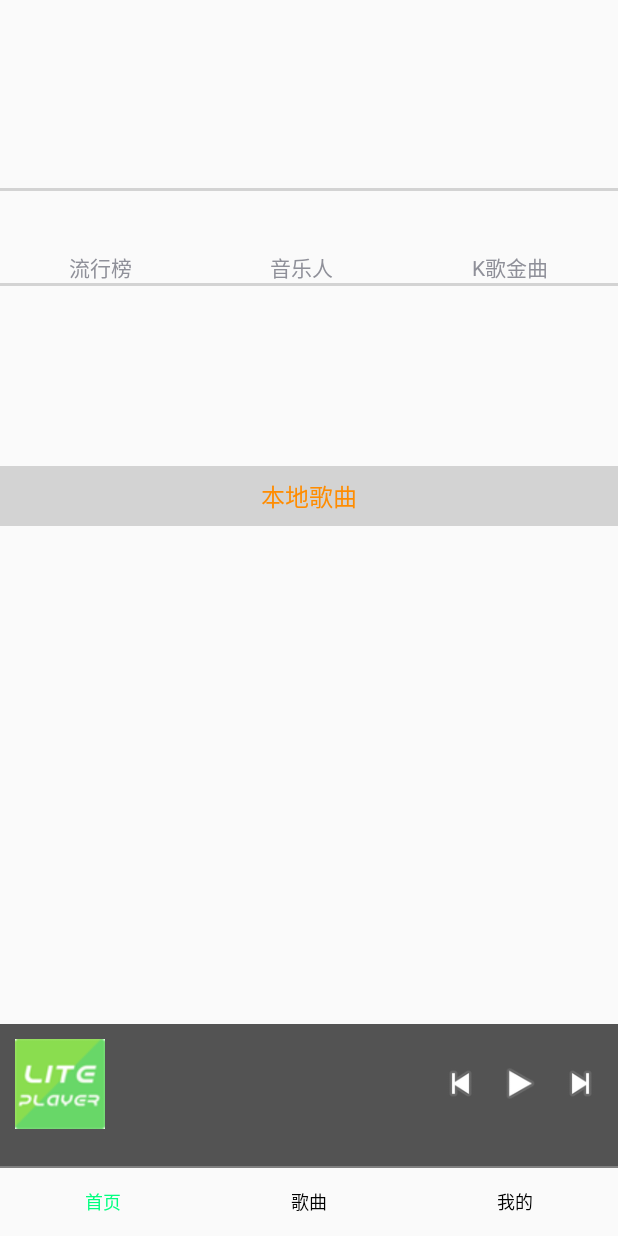
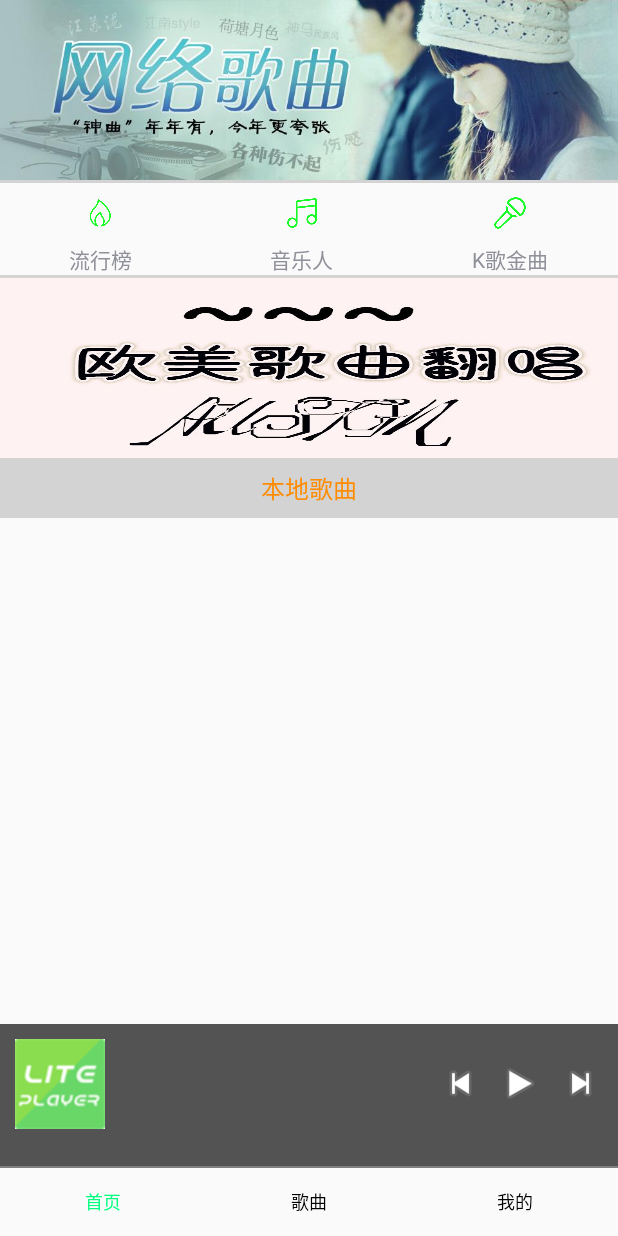
Before and after one commit to longyinzaitian/-LitePlayer, an Android app: the screen it shows after launch (MainActivity), on a phone screen of 412 x 824 dp. Run offline under Robolectric (Android 15) with nearby library versions, the phone set to English and light mode, and no system bars; pictures from the network do not load; 3 statements that could not run were skipped.

Commit message:
update ui

```diff
--- a/app/src/main/res/layout/fragment_home_page_layout.xml
+++ b/app/src/main/res/layout/fragment_home_page_layout.xml
@@ -10,7 +10,7 @@
         android:layout_height="wrap_content"
         android:layout_alignParentTop="true"
         android:layout_above="@+id/rl_controller"
-        android:layout_marginTop="5dp"
+        android:layout_marginTop="0dp"
         android:cacheColorHint="@android:color/transparent"
         android:listSelector="@android:color/transparent"
         android:overScrollMode="never"
--- a/app/src/main/res/layout/item_home_page_top.xml
+++ b/app/src/main/res/layout/item_home_page_top.xml
@@ -8,6 +8,8 @@
         android:layout_width="match_parent"
         android:layout_height="120dp"
         android:contentDescription="@null"
+        android:src="@drawable/pic_home_page_network_song"
+        android:scaleType="fitXY"
         />
     <View
         android:layout_width="match_parent"
@@ -33,6 +35,8 @@
                 android:layout_width="40dp"
                 android:layout_height="40dp"
                 android:contentDescription="@null"
+                android:src="@drawable/icon_home_page_liu_xing"
+                android:padding="8dp"
                 />
             <TextView
                 android:layout_width="wrap_content"
@@ -53,6 +57,8 @@
                 android:layout_width="40dp"
                 android:layout_height="40dp"
                 android:contentDescription="@null"
+                android:src="@drawable/icon_home_page_yin_yue"
+                android:padding="8dp"
                 />
             <TextView
                 android:layout_width="wrap_content"
@@ -73,6 +79,8 @@
                 android:layout_width="40dp"
                 android:layout_height="40dp"
                 android:contentDescription="@null"
+                android:src="@drawable/icon_home_page_k_ge"
+                android:padding="8dp"
                 />
             <TextView
                 android:layout_width="wrap_content"
@@ -88,12 +96,18 @@
         android:background="@color/lightgray"
         />
 
-    <ImageView
-        android:id="@+id/item_home_page_bottom_iv"
+    <RelativeLayout
         android:layout_width="match_parent"
-        android:layout_height="120dp"
-        android:contentDescription="@null"
-        />
+        android:layout_height="wrap_content">
+        <ImageView
+            android:id="@+id/item_home_page_bottom_iv"
+            android:layout_width="match_parent"
+            android:layout_height="120dp"
+            android:contentDescription="@null"
+            android:src="@drawable/pic_home_page_ou_mei_song"
+            android:scaleType="fitXY"
+            />
+    </RelativeLayout>
     <TextView
         android:layout_width="match_parent"
         android:layout_height="wrap_content"
--- a/app/src/main/res/layout/search_music_layout.xml
+++ b/app/src/main/res/layout/search_music_layout.xml
@@ -31,7 +31,7 @@
                 android:layout_height="?attr/actionBarSize"
                 app:layout_collapseMode="pin"
                 app:popupTheme="@style/ThemeOverlay.AppCompat.Light"
-                app:title="网络歌曲"
+                app:title="在线歌曲"
                 app:titleTextColor="@color/white"
                 />
         </android.support.design.widget.CollapsingToolbarLayout>
@@ -61,6 +61,8 @@
         android:layout_width="40dp"
         android:layout_height="40dp"
         android:layout_marginRight="15dp"
+        android:src="@drawable/icon_net_work_search_song"
+        app:borderWidth="0dp"
         app:layout_anchor="@id/toolbar"
         app:layout_anchorGravity="bottom|end|right"
         app:layout_scrollFlags="scroll|enterAlwaysCollapsed"
```
Also changed, not shown: app/src/main/res/drawable-hdpi/icon_home_page_k_ge.png (added), app/src/main/res/drawable-hdpi/icon_home_page_liu_xing.png (added), app/src/main/res/drawable-hdpi/icon_home_page_yin_yue.png (added), app/src/main/res/drawable-hdpi/icon_net_work_search_song.png (added), app/src/main/res/drawable-hdpi/pic_home_page_network_song.jpg (added), app/src/main/res/drawable-hdpi/pic_home_page_ou_mei_song.jpg (added).
